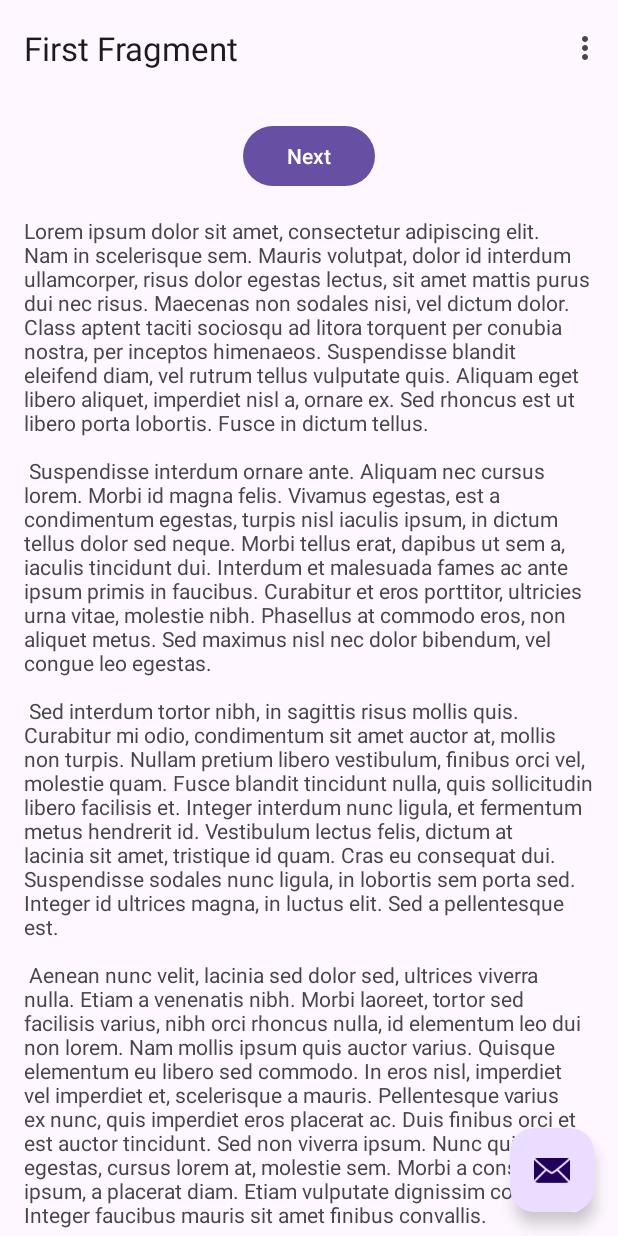
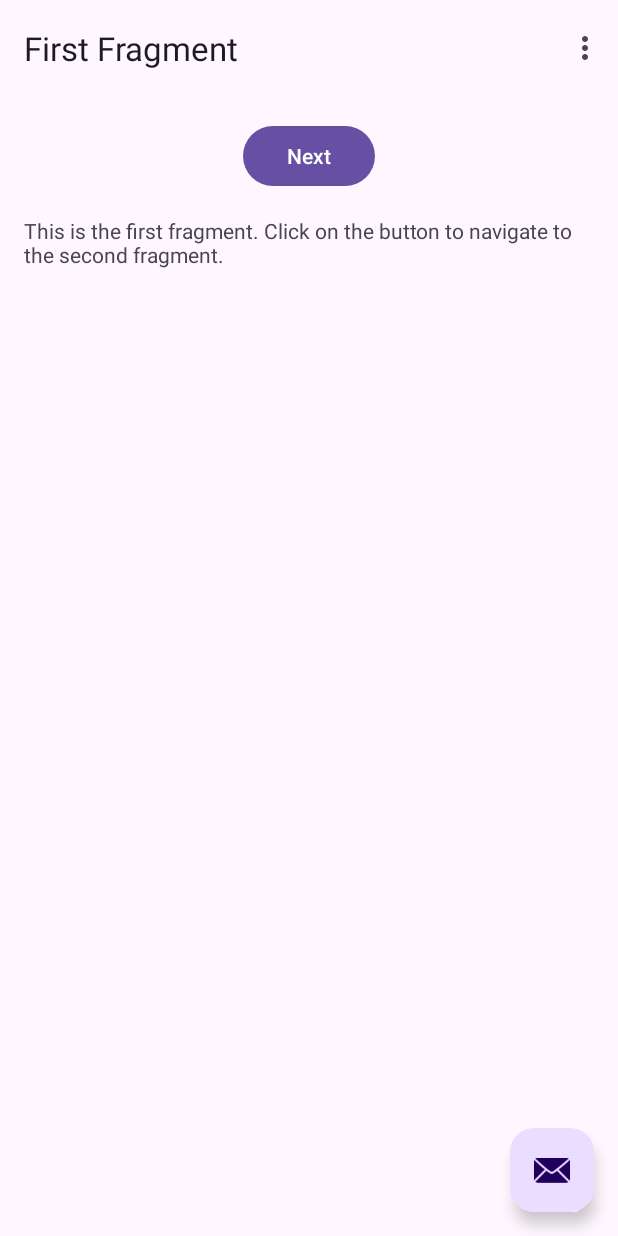
Before and after one commit to Fernando-Tramontina/android-app-teamcity, an Android app: the screen it shows after launch (MainActivity), on a phone screen of 412 x 824 dp. Run offline under Robolectric (Android 15) with nearby library versions, the phone set to English and light mode, and no system bars; our stand-ins replace navigation-ui.

```diff
--- a/app/build.gradle.kts
+++ b/app/build.gradle.kts
@@ -46,7 +46,10 @@ dependencies {
     implementation("androidx.constraintlayout:constraintlayout:2.1.4")
     implementation("androidx.navigation:navigation-fragment-ktx:2.7.7")
     implementation("androidx.navigation:navigation-ui-ktx:2.7.7")
+    implementation("androidx.test.ext:junit-ktx:1.1.5")
     testImplementation("junit:junit:4.13.2")
     androidTestImplementation("androidx.test.ext:junit:1.1.5")
+    androidTestImplementation("androidx.test:runner:1.5.2")
+    androidTestImplementation("androidx.test:rules:1.5.0")
     androidTestImplementation("androidx.test.espresso:espresso-core:3.5.1")
 }
--- a/app/src/main/java/dev/draft/mytestapp/MainActivity.kt
+++ b/app/src/main/java/dev/draft/mytestapp/MainActivity.kt
@@ -29,7 +29,7 @@ class MainActivity : AppCompatActivity() {
         setupActionBarWithNavController(navController, appBarConfiguration)
 
         binding.fab.setOnClickListener { view ->
-            Snackbar.make(view, "Replace with your own action", Snackbar.LENGTH_LONG)
+            Snackbar.make(view, "FAB button clicked!", Snackbar.LENGTH_LONG)
                 .setAction("Action", null).show()
         }
     }
--- a/app/src/main/res/layout/fragment_first.xml
+++ b/app/src/main/res/layout/fragment_first.xml
@@ -26,7 +26,7 @@
             android:layout_width="wrap_content"
             android:layout_height="wrap_content"
             android:layout_marginTop="16dp"
-            android:text="@string/lorem_ipsum"
+            android:text="@string/first_frag_text"
             app:layout_constraintBottom_toBottomOf="parent"
             app:layout_constraintEnd_toEndOf="parent"
             app:layout_constraintStart_toStartOf="parent"
--- a/app/src/main/res/layout/fragment_second.xml
+++ b/app/src/main/res/layout/fragment_second.xml
@@ -26,7 +26,7 @@
             android:layout_width="wrap_content"
             android:layout_height="wrap_content"
             android:layout_marginTop="16dp"
-            android:text="@string/lorem_ipsum"
+            android:text="@string/second_frag_text"
             app:layout_constraintBottom_toBottomOf="parent"
             app:layout_constraintEnd_toEndOf="parent"
             app:layout_constraintStart_toStartOf="parent"
--- a/app/src/main/res/values/strings.xml
+++ b/app/src/main/res/values/strings.xml
@@ -7,40 +7,11 @@
     <string name="next">Next</string>
     <string name="previous">Previous</string>
 
-    <string name="lorem_ipsum">
-        Lorem ipsum dolor sit amet, consectetur adipiscing elit. Nam in scelerisque sem. Mauris
-        volutpat, dolor id interdum ullamcorper, risus dolor egestas lectus, sit amet mattis purus
-        dui nec risus. Maecenas non sodales nisi, vel dictum dolor. Class aptent taciti sociosqu ad
-        litora torquent per conubia nostra, per inceptos himenaeos. Suspendisse blandit eleifend
-        diam, vel rutrum tellus vulputate quis. Aliquam eget libero aliquet, imperdiet nisl a,
-        ornare ex. Sed rhoncus est ut libero porta lobortis. Fusce in dictum tellus.\n\n
-        Suspendisse interdum ornare ante. Aliquam nec cursus lorem. Morbi id magna felis. Vivamus
-        egestas, est a condimentum egestas, turpis nisl iaculis ipsum, in dictum tellus dolor sed
-        neque. Morbi tellus erat, dapibus ut sem a, iaculis tincidunt dui. Interdum et malesuada
-        fames ac ante ipsum primis in faucibus. Curabitur et eros porttitor, ultricies urna vitae,
-        molestie nibh. Phasellus at commodo eros, non aliquet metus. Sed maximus nisl nec dolor
-        bibendum, vel congue leo egestas.\n\n
-        Sed interdum tortor nibh, in sagittis risus mollis quis. Curabitur mi odio, condimentum sit
-        amet auctor at, mollis non turpis. Nullam pretium libero vestibulum, finibus orci vel,
-        molestie quam. Fusce blandit tincidunt nulla, quis sollicitudin libero facilisis et. Integer
-        interdum nunc ligula, et fermentum metus hendrerit id. Vestibulum lectus felis, dictum at
-        lacinia sit amet, tristique id quam. Cras eu consequat dui. Suspendisse sodales nunc ligula,
-        in lobortis sem porta sed. Integer id ultrices magna, in luctus elit. Sed a pellentesque
-        est.\n\n
-        Aenean nunc velit, lacinia sed dolor sed, ultrices viverra nulla. Etiam a venenatis nibh.
-        Morbi laoreet, tortor sed facilisis varius, nibh orci rhoncus nulla, id elementum leo dui
-        non lorem. Nam mollis ipsum quis auctor varius. Quisque elementum eu libero sed commodo. In
-        eros nisl, imperdiet vel imperdiet et, scelerisque a mauris. Pellentesque varius ex nunc,
-        quis imperdiet eros placerat ac. Duis finibus orci et est auctor tincidunt. Sed non viverra
-        ipsum. Nunc quis augue egestas, cursus lorem at, molestie sem. Morbi a consectetur ipsum, a
-        placerat diam. Etiam vulputate dignissim convallis. Integer faucibus mauris sit amet finibus
-        convallis.\n\n
-        Phasellus in aliquet mi. Pellentesque habitant morbi tristique senectus et netus et
-        malesuada fames ac turpis egestas. In volutpat arcu ut felis sagittis, in finibus massa
-        gravida. Pellentesque id tellus orci. Integer dictum, lorem sed efficitur ullamcorper,
-        libero justo consectetur ipsum, in mollis nisl ex sed nisl. Donec maximus ullamcorper
-        sodales. Praesent bibendum rhoncus tellus nec feugiat. In a ornare nulla. Donec rhoncus
-        libero vel nunc consequat, quis tincidunt nisl eleifend. Cras bibendum enim a justo luctus
-        vestibulum. Fusce dictum libero quis erat maximus, vitae volutpat diam dignissim.
+    <string name="first_frag_text">
+        This is the first fragment. Click on the button to navigate to the second fragment.
+    </string>
+
+    <string name="second_frag_text">
+        This is the second fragment. Click on the button to navigate back to the first fragment.
     </string>
 </resources>
```
Also changed, not shown: 2 other files.
